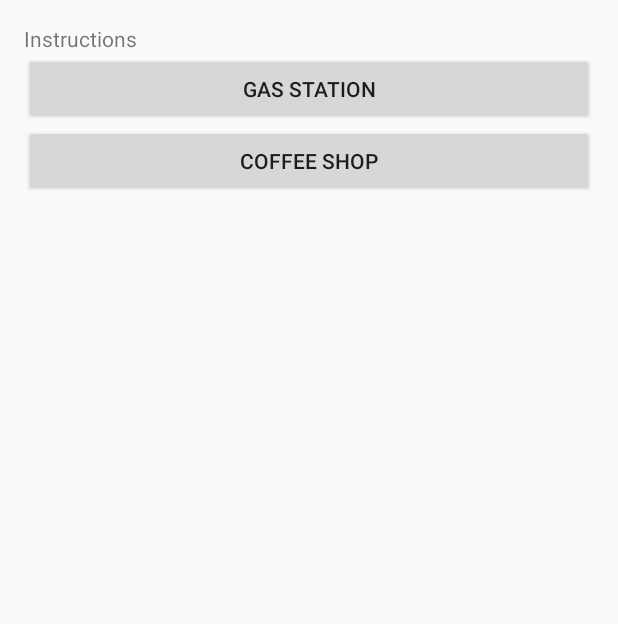
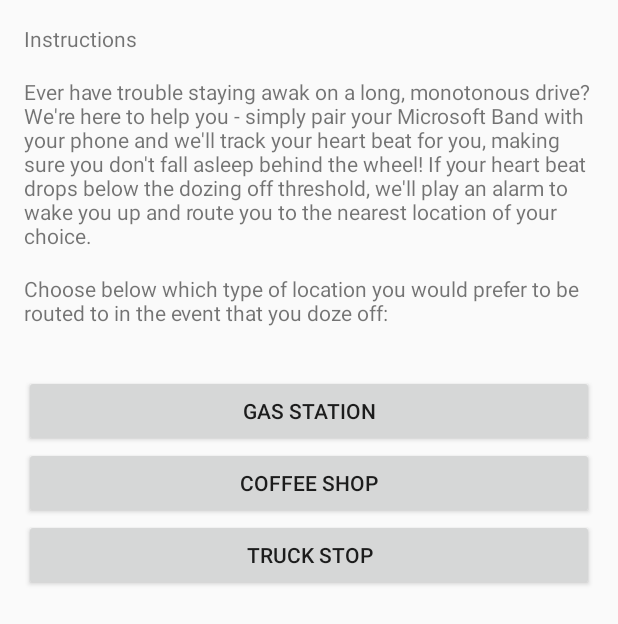
Before and after one commit to mosdragon/dozeoff, an Android app: the layout activity_settings.xml on its own in the app's theme, with its tools: preview values and no code run, on a phone screen of 412 x 824 dp. Shown: the top 624 px of the screen. Run offline under Robolectric (Android 15) with nearby library versions, the phone set to English and light mode, and no system bars.

Commit message:
everything together

```diff
--- a/app/src/main/res/layout/activity_settings.xml
+++ b/app/src/main/res/layout/activity_settings.xml
@@ -10,6 +10,11 @@
     <TextView android:text="@string/instructions" android:layout_width="wrap_content"
         android:layout_height="wrap_content" />
 
+    <TextView android:text="\nEver have trouble staying awak on a long, monotonous drive? We're here to help you - simply pair your Microsoft Band with your phone and we'll track your heart beat for you, making sure you don't fall asleep behind the wheel! If your heart beat drops below the dozing off threshold, we'll play an alarm to wake you up and route you to the nearest location of your choice." android:layout_width="wrap_content"
+        android:layout_height="wrap_content" />
+
+    <TextView android:text="\nChoose below which type of location you would prefer to be routed to in the event that you doze off:\n\n" android:layout_width="wrap_content"
+        android:layout_height="wrap_content" />
     <Button
         android:layout_width="fill_parent"
         android:layout_height="wrap_content"
@@ -24,4 +29,11 @@
         android:text="@string/coffee_shop_string"
         android:onClick="sendCoffeeIntent"/>
 
+    <Button
+        android:layout_width="fill_parent"
+        android:layout_height="wrap_content"
+        android:id="@+id/truck_stop"
+        android:text="@string/truck_stop_string"
+        android:onClick="sendTruckStopIntent"/>
+
 </LinearLayout>
--- a/app/src/main/res/values/strings.xml
+++ b/app/src/main/res/values/strings.xml
@@ -7,6 +7,7 @@
     <string name="heart_rate">83</string>
     <string name="gas_station_string">GAS STATION</string>
     <string name="coffee_shop_string">COFFEE SHOP</string>
+    <string name="truck_stop_string">TRUCK STOP</string>
     <string name="title_activity_monitor_heart">Heart Monitor</string>
     <string name="def_Heart_String">HeartString</string>
     <string name="stop_driving">Stop Driving</string>
```
Also changed, not shown: app/src/main/java/es/sakhi/osama/dozeoff/MainActivity.java (+75 -11 lines), app/src/main/java/es/sakhi/osama/dozeoff/Settings.java (+12 -0 lines), 2 other files.
